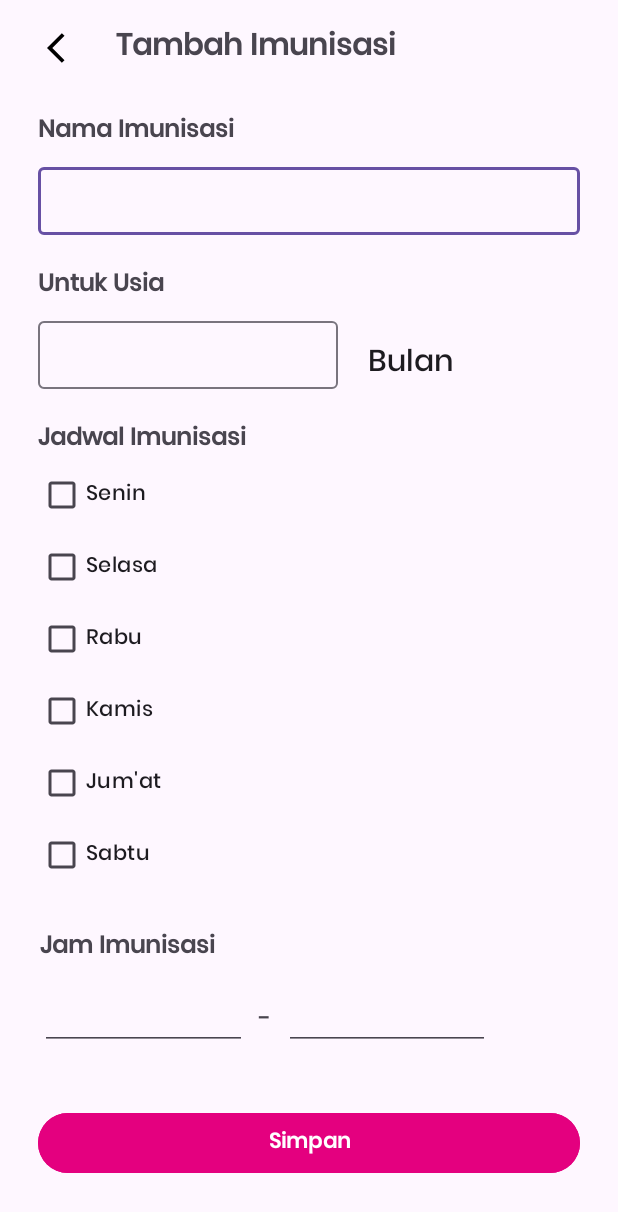
After one commit to Afaryn/AndroidProject_ImunisasiKu, an Android app: the TambahImunisasi screen opened directly, with no data from a screen before it, on a phone screen of 412 x 824 dp. The commit adds this screen. Shown: the top 1212 px of the screen. Run offline under Robolectric (Android 15) with nearby library versions, the phone set to English and light mode, and no system bars.

Commit message:
UI admin

```diff
--- a/app/build.gradle.kts
+++ b/app/build.gradle.kts
@@ -55,4 +55,6 @@ dependencies {
 
     //Chart
     implementation ("com.diogobernardino:williamchart:3.10.1")
+
+
 }
--- /dev/null
+++ b/app/src/main/java/com/afaryn/imunisasiku/admin/ui/TambahImunisasi.kt
@@ -0,0 +1,25 @@
+package com.afaryn.imunisasiku.admin.ui
+
+import androidx.appcompat.app.AppCompatActivity
+import android.os.Bundle
+import com.afaryn.imunisasiku.R
+import com.afaryn.imunisasiku.databinding.ActivityTambahImunisasiBinding
+
+@Suppress("DEPRECATION")
+class TambahImunisasi : AppCompatActivity() {
+
+    private lateinit var binding:ActivityTambahImunisasiBinding
+
+    override fun onCreate(savedInstanceState: Bundle?) {
+        super.onCreate(savedInstanceState)
+        binding= ActivityTambahImunisasiBinding.inflate(layoutInflater)
+        setContentView(binding.root)
+
+        ToolbarName()
+        binding.include.btnBack.setOnClickListener{onBackPressed()}
+    }
+
+    private fun ToolbarName(){
+        binding.include.tvToolbar.text="Tambah Imunisasi"
+    }
+}
--- /dev/null
+++ b/app/src/main/res/drawable/bg_circle_grey.xml
@@ -0,0 +1,5 @@
+<?xml version="1.0" encoding="utf-8"?>
+<shape xmlns:android="http://schemas.android.com/apk/res/android">
+    <solid android:color="#EEEEEE" /> <!-- Warna latar belakang lingkaran (putih dalam contoh ini) -->
+    <corners android:radius="100dp" /> <!-- Radius sudut setengah dari lebar ImageView untuk membuat lingkaran -->
+</shape>
--- /dev/null
+++ b/app/src/main/res/drawable/bg_outline_grey.xml
@@ -0,0 +1,6 @@
+<?xml version="1.0" encoding="utf-8"?>
+<shape xmlns:android="http://schemas.android.com/apk/res/android">
+ <size android:width="70dp" android:height="35dp"/>
+ <stroke android:color="#787885" android:width="2dp"/>
+ <corners android:radius="10dp"/>
+</shape>
--- /dev/null
+++ b/app/src/main/res/drawable/vector_back.xml
@@ -0,0 +1,5 @@
+<vector android:autoMirrored="true" android:height="24dp"
+    android:tint="#000000" android:viewportHeight="24"
+    android:viewportWidth="24" android:width="24dp" xmlns:android="http://schemas.android.com/apk/res/android">
+    <path android:fillColor="@android:color/white" android:pathData="M11.67,3.87L9.9,2.1 0,12l9.9,9.9 1.77,-1.77L3.54,12z"/>
+</vector>
--- /dev/null
+++ b/app/src/main/res/drawable/vector_baseline_close.xml
@@ -0,0 +1,5 @@
+<vector android:height="24dp" android:tint="#000000"
+    android:viewportHeight="24" android:viewportWidth="24"
+    android:width="24dp" xmlns:android="http://schemas.android.com/apk/res/android">
+    <path android:fillColor="@android:color/white" android:pathData="M19,6.41L17.59,5 12,10.59 6.41,5 5,6.41 10.59,12 5,17.59 6.41,19 12,13.41 17.59,19 19,17.59 13.41,12z"/>
+</vector>
--- /dev/null
+++ b/app/src/main/res/layout/activity_tambah_imunisasi.xml
@@ -0,0 +1,224 @@
+<?xml version="1.0" encoding="utf-8"?>
+<androidx.constraintlayout.widget.ConstraintLayout xmlns:android="http://schemas.android.com/apk/res/android"
+    xmlns:app="http://schemas.android.com/apk/res-auto"
+    xmlns:tools="http://schemas.android.com/tools"
+    android:layout_width="match_parent"
+    android:layout_height="match_parent"
+    tools:context=".admin.ui.TambahImunisasi">
+
+    <include
+        android:id="@+id/include"
+        layout="@layout/toolbar" />
+
+    <LinearLayout
+        android:id="@+id/linearLayout6"
+        android:layout_width="match_parent"
+        android:layout_height="wrap_content"
+        android:layout_marginHorizontal="25dp"
+        android:layout_marginTop="10dp"
+        android:orientation="vertical"
+        app:layout_constraintEnd_toEndOf="parent"
+        app:layout_constraintStart_toStartOf="parent"
+        app:layout_constraintTop_toBottomOf="@+id/include">
+
+        <TextView
+            android:id="@+id/textView17"
+            android:layout_width="match_parent"
+            android:layout_height="wrap_content"
+            android:layout_marginBottom="5dp"
+            android:fontFamily="@font/poppins_medium"
+            android:text="Nama Imunisasi"
+            android:textSize="16dp"
+            android:textStyle="bold" />
+
+        <com.google.android.material.textfield.TextInputLayout
+            android:layout_width="match_parent"
+            android:layout_height="match_parent">
+
+            <com.google.android.material.textfield.TextInputEditText
+                android:layout_width="match_parent"
+                android:layout_height="45dp"
+                android:fontFamily="@font/pregular"
+                android:textSize="14sp" />
+        </com.google.android.material.textfield.TextInputLayout>
+
+    </LinearLayout>
+
+    <LinearLayout
+        android:id="@+id/linearLayout7"
+        android:layout_width="200dp"
+        android:layout_height="wrap_content"
+        android:layout_marginHorizontal="25dp"
+        android:layout_marginTop="20dp"
+        android:orientation="vertical"
+        app:layout_constraintStart_toStartOf="parent"
+        app:layout_constraintTop_toBottomOf="@+id/linearLayout6">
+
+        <TextView
+            android:id="@+id/textView19"
+            android:layout_width="match_parent"
+            android:layout_height="wrap_content"
+            android:layout_marginBottom="5dp"
+            android:fontFamily="@font/poppins_medium"
+            android:text="Untuk Usia"
+            android:textSize="16sp"
+            android:textStyle="bold" />
+
+        <com.google.android.material.textfield.TextInputLayout
+            android:layout_width="match_parent"
+            android:layout_height="match_parent">
+
+            <com.google.android.material.textfield.TextInputEditText
+                android:layout_width="match_parent"
+                android:layout_height="45dp" />
+        </com.google.android.material.textfield.TextInputLayout>
+
+    </LinearLayout>
+
+    <TextView
+        android:id="@+id/textView21"
+        android:layout_width="wrap_content"
+        android:layout_height="wrap_content"
+        android:layout_marginStart="20dp"
+        android:fontFamily="@font/poppins_medium"
+        android:text="Bulan"
+        android:textAppearance="@style/TextAppearance.AppCompat.Body1"
+        android:textSize="20sp"
+        app:layout_constraintBottom_toBottomOf="@+id/linearLayout7"
+        app:layout_constraintStart_toEndOf="@+id/linearLayout7"
+        app:layout_constraintTop_toTopOf="@+id/linearLayout7"
+        app:layout_constraintVertical_bias="1.0" />
+
+    <LinearLayout
+        android:id="@+id/linearLayout9"
+        android:layout_width="300dp"
+        android:layout_height="wrap_content"
+        android:layout_marginHorizontal="25dp"
+        android:layout_marginTop="24dp"
+        android:orientation="vertical"
+        app:layout_constraintEnd_toEndOf="parent"
+        app:layout_constraintHorizontal_bias="0.021"
+        app:layout_constraintStart_toStartOf="parent"
+        app:layout_constraintTop_toBottomOf="@+id/linearLayout8">
+
+        <TextView
+            android:id="@+id/textView23"
+            android:layout_width="wrap_content"
+            android:layout_height="wrap_content"
+            android:layout_marginBottom="10dp"
+            android:fontFamily="@font/poppins_medium"
+            android:text="Jam Imunisasi"
+            android:textSize="16sp"
+            android:textStyle="bold" />
+
+        <LinearLayout
+            android:layout_width="match_parent"
+            android:layout_height="match_parent"
+            android:orientation="horizontal">
+
+            <EditText
+                android:id="@+id/editTextTime"
+                android:layout_width="wrap_content"
+                android:layout_height="wrap_content"
+                android:layout_weight="1"
+                android:ems="10"
+                android:inputType="time" />
+
+            <TextView
+                android:id="@+id/textView24"
+                android:layout_width="100dp"
+                android:layout_height="wrap_content"
+                android:layout_weight="1"
+                android:fontFamily="@font/poppins_medium"
+                android:text="-"
+                android:textAlignment="center"
+                android:textSize="16sp" />
+
+            <EditText
+                android:id="@+id/editTextTime2"
+                android:layout_width="wrap_content"
+                android:layout_height="wrap_content"
+                android:layout_weight="1"
+                android:ems="10"
+                android:inputType="time" />
+        </LinearLayout>
+    </LinearLayout>
+
+    <LinearLayout
+        android:id="@+id/linearLayout8"
+        android:layout_width="match_parent"
+        android:layout_height="wrap_content"
+        android:layout_marginHorizontal="25dp"
+        android:layout_marginTop="20dp"
+        android:orientation="vertical"
+        app:layout_constraintEnd_toEndOf="parent"
+        app:layout_constraintStart_toStartOf="parent"
+        app:layout_constraintTop_toBottomOf="@+id/linearLayout7">
+
+        <TextView
+            android:id="@+id/textView22"
+            android:layout_width="match_parent"
+            android:layout_height="wrap_content"
+            android:fontFamily="@font/poppins_medium"
+            android:text="Jadwal Imunisasi"
+            android:textSize="16sp"
+            android:textStyle="bold" />
+
+        <CheckBox
+            android:id="@+id/checkBox"
+            android:layout_width="match_parent"
+            android:layout_height="wrap_content"
+            android:fontFamily="@font/poppins_medium"
+            android:text="Senin" />
+
+        <CheckBox
+            android:id="@+id/checkBox2"
+            android:layout_width="match_parent"
+            android:layout_height="wrap_content"
+            android:fontFamily="@font/poppins_medium"
+            android:text="Selasa" />
+
+        <CheckBox
+            android:id="@+id/checkBox3"
+            android:layout_width="match_parent"
+            android:layout_height="wrap_content"
+            android:fontFamily="@font/poppins_medium"
+            android:text="Rabu" />
+
+        <CheckBox
+            android:id="@+id/checkBox4"
+            android:layout_width="match_parent"
+            android:layout_height="wrap_content"
+            android:fontFamily="@font/poppins_medium"
+            android:text="Kamis" />
+
+        <CheckBox
+            android:id="@+id/checkBox5"
+            android:layout_width="match_parent"
+            android:layout_height="wrap_content"
+            android:fontFamily="@font/poppins_medium"
+            android:text="Jum'at" />
+
+        <CheckBox
+            android:id="@+id/checkBox6"
+            android:layout_width="match_parent"
+            android:layout_height="wrap_content"
+            android:fontFamily="@font/poppins_medium"
+            android:text="Sabtu" />
+
+    </LinearLayout>
+
+    <Button
+        android:id="@+id/button2"
+        android:layout_width="match_parent"
+        android:layout_height="wrap_content"
+        android:layout_marginHorizontal="25dp"
+        android:backgroundTint="#E4007F"
+        android:fontFamily="@font/poppins_medium"
+        android:text="Simpan"
+        android:textStyle="bold"
+        app:layout_constraintBottom_toBottomOf="parent"
+        app:layout_constraintEnd_toEndOf="parent"
+        app:layout_constraintStart_toStartOf="parent"
+        app:layout_constraintTop_toBottomOf="@+id/linearLayout9" />
+</androidx.constraintlayout.widget.ConstraintLayout>
--- /dev/null
+++ b/app/src/main/res/layout/toolbar.xml
@@ -0,0 +1,29 @@
+<?xml version="1.0" encoding="utf-8"?>
+<Toolbar xmlns:android="http://schemas.android.com/apk/res/android"
+    android:id="@+id/toolbar"
+    android:layout_width="match_parent"
+    android:layout_height="?actionBarSize"
+    android:elevation="3dp"
+    android:gravity="center_horizontal">
+
+    <ImageButton
+        android:id="@+id/btn_back"
+        android:layout_width="wrap_content"
+        android:layout_height="wrap_content"
+        android:backgroundTint="#00FFFFFF"
+        android:paddingStart="15dp"
+        android:paddingEnd="8dp"
+        android:src="@drawable/vector_back" />
+
+    <TextView
+        android:id="@+id/tv_toolbar"
+        android:layout_width="wrap_content"
+        android:layout_height="wrap_content"
+        android:layout_marginStart="30dp"
+        android:fontFamily="@font/poppins_medium"
+        android:text="Nama Activity"
+        android:textAlignment="center"
+        android:textSize="20sp"
+        android:textStyle="bold" />
+
+</Toolbar>
```
Also changed, not shown: app/src/main/AndroidManifest.xml (+9 -5 lines), app/src/main/java/com/afaryn/imunisasiku/admin/HomeAdminActivity.kt (deleted, +0 -12 lines), app/src/main/java/com/afaryn/imunisasiku/admin/ui/HomeAdminActivity.kt (added, +22 -0 lines), app/src/main/java/com/afaryn/imunisasiku/admin/ui/KelolaImunisasi.kt (added, +31 -0 lines), app/src/main/res/layout/activity_kelola_imunisasi.xml (added, +52 -0 lines), app/src/main/res/layout/home_admin.xml (+22 -25 lines), app/src/main/res/layout/item_jenis_imunisasi.xml (added, +106 -0 lines), app/src/main/res/layout/item_kelola_akun.xml (added, +125 -0 lines), app/src/main/res/drawable/vector_email.png (added), app/src/main/res/drawable/vector_trash.png (added), app/src/main/res/drawable/vector_user.png (added).
